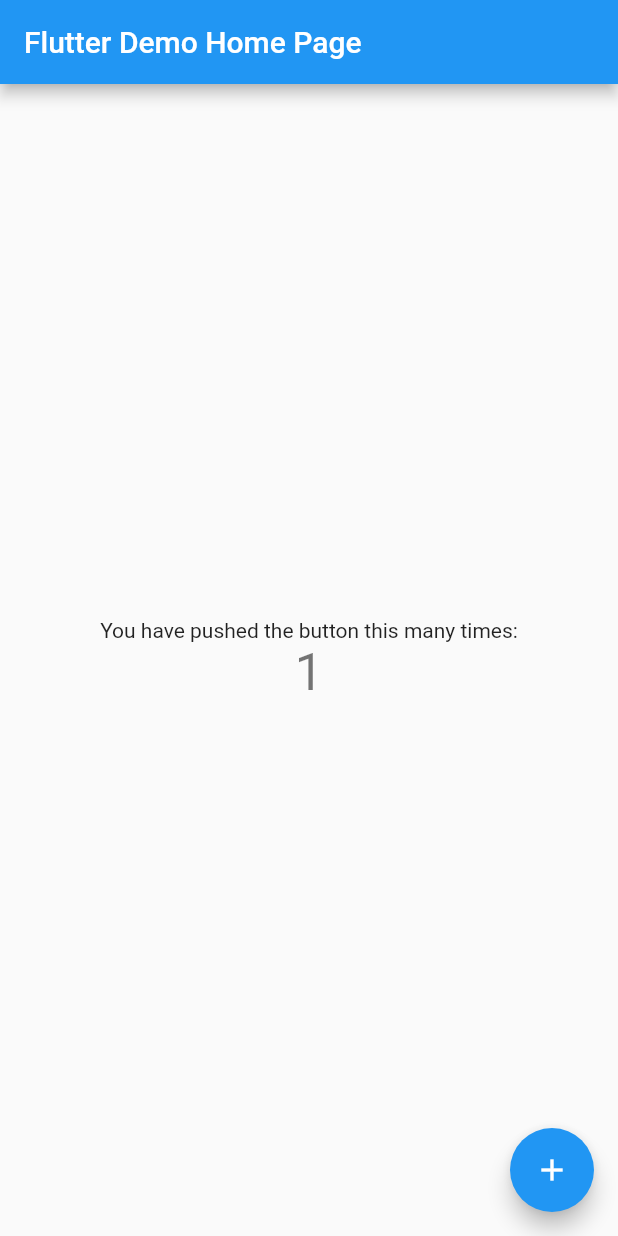
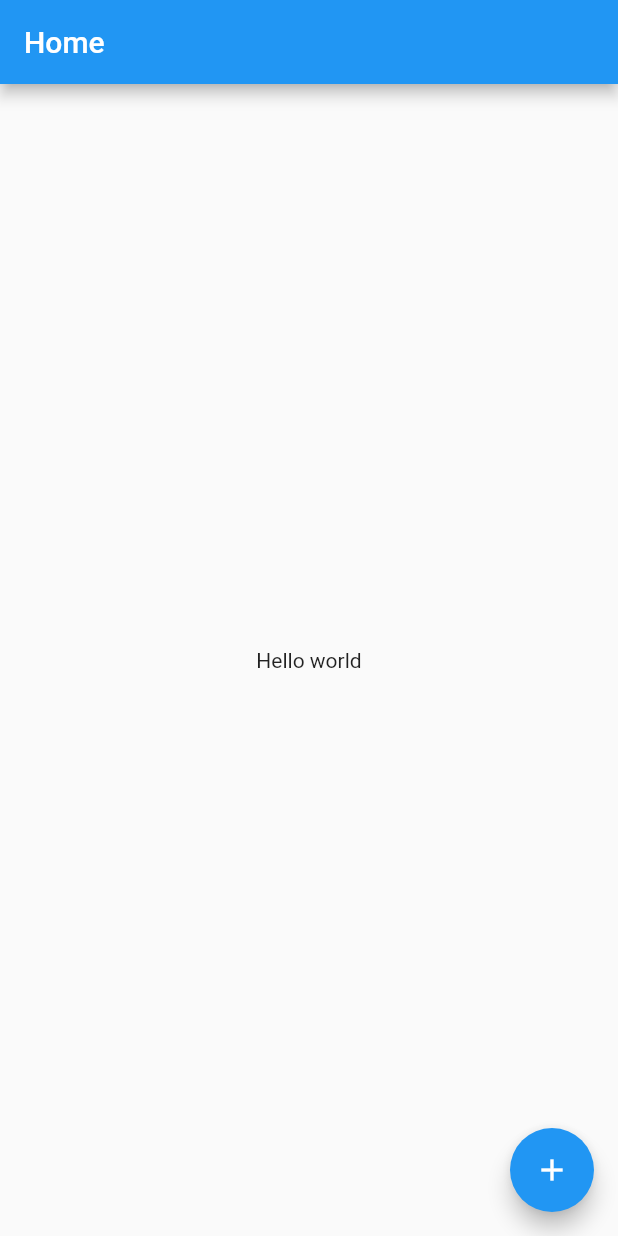
Before and after one commit to Cek-in/cekin-mobile, a Flutter app: the screen it shows after launch, after a tap on the "add" icon, on a phone screen of 412 x 824 dp. Run offline on Flutter 3.47's test engine with Material 2 defaults, Android fonts, the phone set to English and light mode, and no system bars.

Commit message:
Project setup

```diff
--- /dev/null
+++ b/lib/app.dart
@@ -0,0 +1,15 @@
+import 'package:flutter/material.dart';
+
+import 'pages/home/home_page.dart';
+
+class MyApp extends StatelessWidget {
+  const MyApp({Key? key}) : super(key: key);
+
+  @override
+  Widget build(BuildContext context) {
+    return MaterialApp(
+      title: 'CekIn',
+      home: const MyHomePage(),
+    );
+  }
+}
--- a/lib/main.dart
+++ b/lib/main.dart
@@ -1,115 +1,9 @@
 import 'package:flutter/material.dart';
 
-void main() {
+import 'app.dart';
+
+void main() async {
+  WidgetsFlutterBinding.ensureInitialized();
+
   runApp(const MyApp());
 }
-
-class MyApp extends StatelessWidget {
-  const MyApp({Key? key}) : super(key: key);
-
-  // This widget is the root of your application.
-  @override
-  Widget build(BuildContext context) {
-    return MaterialApp(
-      title: 'Flutter Demo',
-      theme: ThemeData(
-        // This is the theme of your application.
-        //
-        // Try running your application with "flutter run". You'll see the
-        // application has a blue toolbar. Then, without quitting the app, try
-        // changing the primarySwatch below to Colors.green and then invoke
-        // "hot reload" (press "r" in the console where you ran "flutter run",
-        // or simply save your changes to "hot reload" in a Flutter IDE).
-        // Notice that the counter didn't reset back to zero; the application
-        // is not restarted.
-        primarySwatch: Colors.blue,
-      ),
-      home: const MyHomePage(title: 'Flutter Demo Home Page'),
-    );
-  }
-}
-
-class MyHomePage extends StatefulWidget {
-  const MyHomePage({Key? key, required this.title}) : super(key: key);
-
-  // This widget is the home page of your application. It is stateful, meaning
-  // that it has a State object (defined below) that contains fields that affect
-  // how it looks.
-
-  // This class is the configuration for the state. It holds the values (in this
-  // case the title) provided by the parent (in this case the App widget) and
-  // used by the build method of the State. Fields in a Widget subclass are
-  // always marked "final".
-
-  final String title;
-
-  @override
-  State<MyHomePage> createState() => _MyHomePageState();
-}
-
-class _MyHomePageState extends State<MyHomePage> {
-  int _counter = 0;
-
-  void _incrementCounter() {
-    setState(() {
-      // This call to setState tells the Flutter framework that something has
-      // changed in this State, which causes it to rerun the build method below
-      // so that the display can reflect the updated values. If we changed
-      // _counter without calling setState(), then the build method would not be
-      // called again, and so nothing would appear to happen.
-      _counter++;
-    });
-  }
-
-  @override
-  Widget build(BuildContext context) {
-    // This method is rerun every time setState is called, for instance as done
-    // by the _incrementCounter method above.
-    //
-    // The Flutter framework has been optimized to make rerunning build methods
-    // fast, so that you can just rebuild anything that needs updating rather
-    // than having to individually change instances of widgets.
-    return Scaffold(
-      appBar: AppBar(
-        // Here we take the value from the MyHomePage object that was created by
-        // the App.build method, and use it to set our appbar title.
-        title: Text(widget.title),
-      ),
-      body: Center(
-        // Center is a layout widget. It takes a single child and positions it
-        // in the middle of the parent.
-        child: Column(
-          // Column is also a layout widget. It takes a list of children and
-          // arranges them vertically. By default, it sizes itself to fit its
-          // children horizontally, and tries to be as tall as its parent.
-          //
-          // Invoke "debug painting" (press "p" in the console, choose the
-          // "Toggle Debug Paint" action from the Flutter Inspector in Android
-          // Studio, or the "Toggle Debug Paint" command in Visual Studio Code)
-          // to see the wireframe for each widget.
-          //
-          // Column has various properties to control how it sizes itself and
-          // how it positions its children. Here we use mainAxisAlignment to
-          // center the children vertically; the main axis here is the vertical
-          // axis because Columns are vertical (the cross axis would be
-          // horizontal).
-          mainAxisAlignment: MainAxisAlignment.center,
-          children: <Widget>[
-            const Text(
-              'You have pushed the button this many times:',
-            ),
-            Text(
-              '$_counter',
-              style: Theme.of(context).textTheme.headline4,
-            ),
-          ],
-        ),
-      ),
-      floatingActionButton: FloatingActionButton(
-        onPressed: _incrementCounter,
-        tooltip: 'Increment',
-        child: const Icon(Icons.add),
-      ), // This trailing comma makes auto-formatting nicer for build methods.
-    );
-  }
-}
--- /dev/null
+++ b/lib/pages/home/home_page.dart
@@ -0,0 +1,32 @@
+import 'package:flutter/material.dart';
+
+class MyHomePage extends StatefulWidget {
+  const MyHomePage({Key? key}) : super(key: key);
+  @override
+  State<MyHomePage> createState() => _MyHomePageState();
+}
+
+class _MyHomePageState extends State<MyHomePage> {
+  @override
+  Widget build(BuildContext context) {
+    return Scaffold(
+      appBar: AppBar(
+        title: Text('Home'),
+      ),
+      body: Center(
+        child: Column(
+          mainAxisAlignment: MainAxisAlignment.center,
+          children: const <Widget>[
+            Text(
+              'Hello world',
+            ),
+          ],
+        ),
+      ),
+      floatingActionButton: FloatingActionButton(
+        onPressed: () {},
+        child: const Icon(Icons.add),
+      ),
+    );
+  }
+}
```
Also changed, not shown: analysis_options.yaml (+22 -24 lines), 1 other file.
